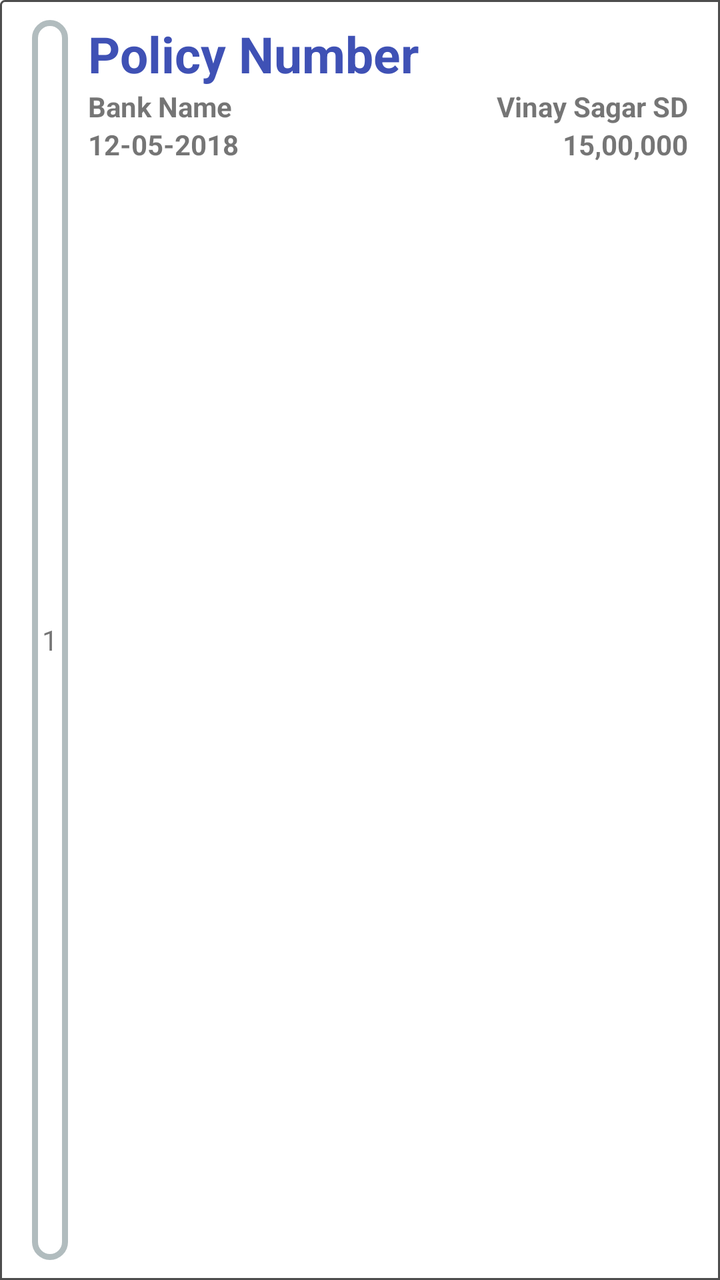
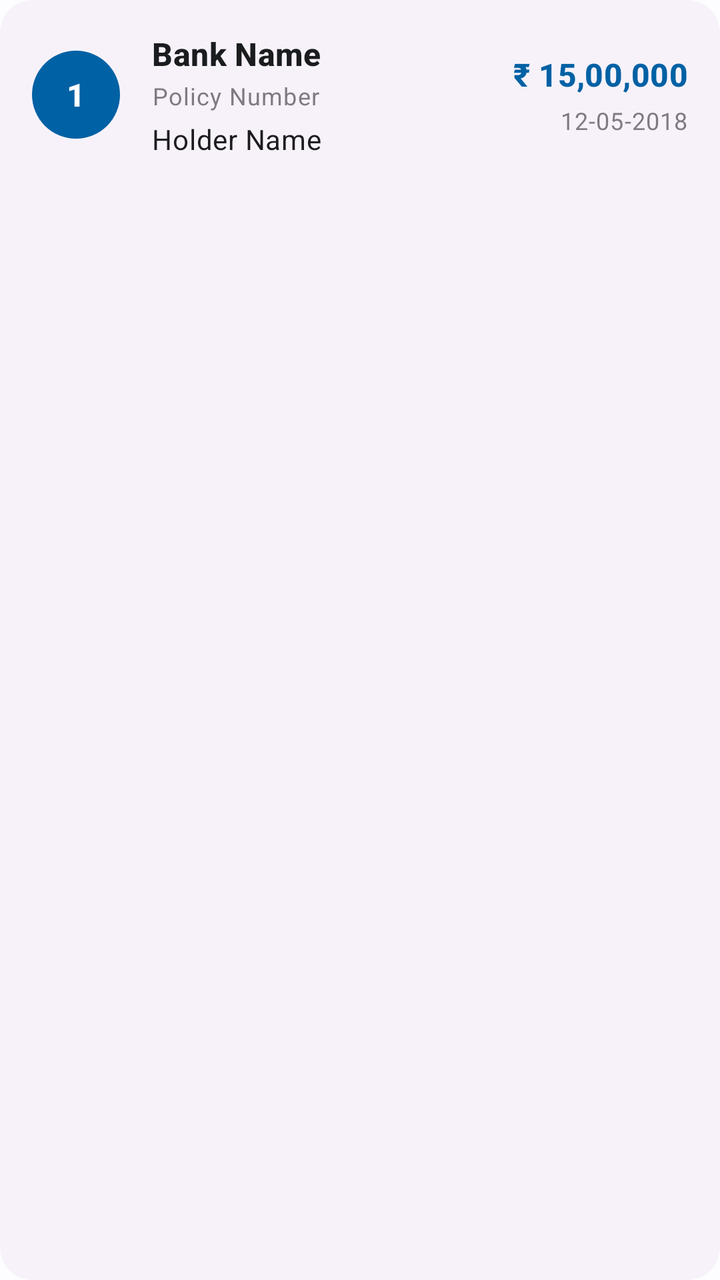

The first picture is an Android layout as it rendered before a commit; the second is the same layout after the commit. The layout source and the unified diff follow.
<!-- AndroidManifest.xml: application theme AppTheme -->
<!-- res/layout/policy_list_row.xml -->
<?xml version="1.0" encoding="utf-8"?>
<LinearLayout xmlns:android="http://schemas.android.com/apk/res/android"
    xmlns:app="http://schemas.android.com/apk/res-auto"
    android:layout_width="wrap_content"
    android:layout_height="wrap_content"
    android:layout_marginBottom="1dp"
    android:background="@drawable/my_custom_background"
    android:clickable="true"
    android:focusable="true"
    android:orientation="horizontal"
    android:paddingBottom="@dimen/row_padding_vertical"
    android:paddingLeft="@dimen/activity_horizontal_margin"
    android:paddingRight="@dimen/activity_horizontal_margin"
    android:paddingTop="@dimen/row_padding_vertical">


    <RelativeLayout
        android:id="@+id/imageView4"
        android:layout_width="wrap_content"
        android:layout_height="match_parent"
        android:background="@drawable/bg"
        android:padding="5dp">

        <TextView
            android:id="@+id/counter"
            android:layout_width="wrap_content"
            android:layout_height="wrap_content"
            android:layout_alignParentStart="true"
            android:layout_centerVertical="true"
            android:text="1" />

    </RelativeLayout>


    <RelativeLayout
        android:layout_width="wrap_content"
        android:layout_height="wrap_content"
        android:layout_alignParentEnd="true"
        android:layout_alignParentTop="true"
        android:layout_marginLeft="10dp">

        <TextView
            android:id="@+id/bank"
            android:layout_width="wrap_content"
            android:layout_height="wrap_content"
            android:layout_below="@+id/policyNumber"
            android:text="Bank Name"
            android:textStyle="bold" />

        <TextView
            android:id="@+id/policyNumber"
            android:layout_width="wrap_content"
            android:layout_height="wrap_content"
            android:layout_alignParentStart="true"
            android:layout_alignParentTop="true"
            android:textColor="@color/colorPrimary"
            android:text="Policy Number"
            android:textSize="25dp"
            android:textStyle="bold" />

        <TextView
            android:id="@+id/amount"
            android:layout_width="wrap_content"
            android:layout_height="wrap_content"
            android:layout_alignParentEnd="true"
            android:layout_below="@+id/bank"
            android:text="15,00,000"
            android:textStyle="bold" />

        <TextView
            android:id="@+id/date"
            android:layout_width="wrap_content"
            android:layout_height="wrap_content"
            android:layout_alignStart="@+id/bank"
            android:layout_below="@+id/bank"
            android:text="12-05-2018"
            android:textStyle="bold" />

        <TextView
            android:id="@+id/name"
            android:layout_width="wrap_content"
            android:layout_height="wrap_content"
            android:layout_alignParentEnd="true"
            android:layout_alignTop="@+id/bank"
            android:text="Vinay Sagar SD"
            android:textStyle="bold" />

    </RelativeLayout>

</LinearLayout>
<!-- resources referenced by this layout -->
<resources>
  <color name="colorPrimary">#3F51B5</color>
  <dimen name="activity_horizontal_margin">16dp</dimen>
  <dimen name="row_padding_vertical">10dp</dimen>
  <!-- drawable bg (drawable) -->
  <?xml version="1.0" encoding="UTF-8"?>
  
  <shape xmlns:android="http://schemas.android.com/apk/res/android">
      <solid android:color="#4286f4"/>
      <stroke android:width="1dp" android:color="#4286f4" />
      <corners android:radius="1dp"/>
      <padding android:left="0dp" android:top="0dp" android:right="0dp" android:bottom="0dp" />
  </shape>
  <!-- drawable my_custom_background (drawable) -->
  <?xml version="1.0" encoding="utf-8"?>
  
  <shape xmlns:android="http://schemas.android.com/apk/res/android"
      android:shape="rectangle">
      <corners
          android:radius="2dp"
          android:topRightRadius="0dp"
          android:bottomRightRadius="0dp"
          android:bottomLeftRadius="0dp" />
      <stroke
          android:width="1dp"
          android:color="#4d4d4d" />
  </shape>
  <style name="AppTheme" parent="Theme.MaterialComponents.Light.DarkActionBar">
          <item name="colorPrimary">@color/colorPrimary</item>
          <item name="colorPrimaryVariant">@color/colorPrimaryDark</item>
          <item name="colorOnPrimary">@color/white</item>
          <item name="colorSecondary">@color/colorAccent</item>
          <item name="colorSecondaryVariant">@color/colorPrimaryDark</item>
          <item name="colorOnSecondary">@color/white</item>
          <item name="android:statusBarColor">@android:color/transparent</item>
          <item name="android:windowLightStatusBar">false</item>
      </style>
  <color name="colorPrimaryDark">#303F9F</color>
  <color name="white">#FFFFFFFF</color>
  <color name="colorAccent">#3F51B5</color>
</resources>

<!-- the commit's change to res/layout/policy_list_row.xml (unified diff, before → after) -->
@@ -1,90 +1,94 @@
 <?xml version="1.0" encoding="utf-8"?>
-<LinearLayout xmlns:android="http://schemas.android.com/apk/res/android"
+<com.google.android.material.card.MaterialCardView xmlns:android="http://schemas.android.com/apk/res/android"
     xmlns:app="http://schemas.android.com/apk/res-auto"
-    android:layout_width="wrap_content"
+    xmlns:tools="http://schemas.android.com/tools"
+    android:layout_width="match_parent"
     android:layout_height="wrap_content"
-    android:layout_marginBottom="1dp"
-    android:background="@drawable/my_custom_background"
+    android:layout_marginHorizontal="16dp"
+    android:layout_marginVertical="8dp"
+    app:cardCornerRadius="16dp"
+    app:cardElevation="0dp"
+    android:backgroundTint="?attr/colorSurfaceContainerLow"
     android:clickable="true"
-    android:focusable="true"
-    android:orientation="horizontal"
-    android:paddingBottom="@dimen/row_padding_vertical"
-    android:paddingLeft="@dimen/activity_horizontal_margin"
-    android:paddingRight="@dimen/activity_horizontal_margin"
-    android:paddingTop="@dimen/row_padding_vertical">
+    android:focusable="true">
 
-
-    <RelativeLayout
-        android:id="@+id/imageView4"
-        android:layout_width="wrap_content"
-        android:layout_height="match_parent"
-        android:background="@drawable/bg"
-        android:padding="5dp">
+    <LinearLayout
+        android:layout_width="match_parent"
+        android:layout_height="wrap_content"
+        android:orientation="horizontal"
+        android:padding="16dp"
+        android:gravity="center_vertical">
 
         <TextView
             android:id="@+id/counter"
+            android:layout_width="44dp"
+            android:layout_height="44dp"
+            android:background="@drawable/circle_background"
+            android:gravity="center"
+            android:text="1"
+            android:textColor="?attr/colorOnPrimary"
+            android:textStyle="bold"
+            android:textAppearance="@style/TextAppearance.Material3.TitleMedium" />
+
+        <LinearLayout
+            android:layout_width="0dp"
+            android:layout_height="wrap_content"
+            android:layout_weight="1"
+            android:orientation="vertical"
+            android:layout_marginStart="16dp">
+
+            <TextView
+                android:id="@+id/bank"
+                android:layout_width="wrap_content"
+                android:layout_height="wrap_content"
+                android:text="Bank Name"
+                android:textAppearance="@style/TextAppearance.Material3.TitleMedium"
+                android:textColor="?attr/colorOnSurface"
+                android:textStyle="bold" />
+
+            <TextView
+                android:id="@+id/policyNumber"
+                android:layout_width="wrap_content"
+                android:layout_height="wrap_content"
+                android:text="Policy Number"
+                android:textAppearance="@style/TextAppearance.Material3.BodySmall"
+                android:alpha="0.7"
+                android:layout_marginTop="2dp" />
+
+            <TextView
+                android:id="@+id/name"
+                android:layout_width="wrap_content"
+                android:layout_height="wrap_content"
+                android:text="Holder Name"
+                android:textAppearance="@style/TextAppearance.Material3.BodyMedium"
+                android:layout_marginTop="4dp" />
+        </LinearLayout>
+
+        <LinearLayout
             android:layout_width="wrap_content"
             android:layout_height="wrap_content"
-            android:layout_alignParentStart="true"
-            android:layout_centerVertical="true"
-            android:text="1" />
+            android:orientation="vertical"
+            android:gravity="end">
 
-    </RelativeLayout>
+            <TextView
+                android:id="@+id/amount"
+                android:layout_width="wrap_content"
+                android:layout_height="wrap_content"
+                android:text="₹ 15,00,000"
+                android:textAppearance="@style/TextAppearance.Material3.TitleMedium"
+                android:textStyle="bold"
+                android:textColor="?attr/colorPrimary" />
 
+            <TextView
+                android:id="@+id/date"
+                android:layout_width="wrap_content"
+                android:layout_height="wrap_content"
+                android:text="12-05-2018"
+                android:textAppearance="@style/TextAppearance.Material3.BodySmall"
+                android:alpha="0.7"
+                android:layout_marginTop="4dp" />
+        </LinearLayout>
 
-    <RelativeLayout
-        android:layout_width="wrap_content"
-        android:layout_height="wrap_content"
-        android:layout_alignParentEnd="true"
-        android:layout_alignParentTop="true"
-        android:layout_marginLeft="10dp">
+    </LinearLayout>
 
-        <TextView
-            android:id="@+id/bank"
-            android:layout_width="wrap_content"
-            android:layout_height="wrap_content"
-            android:layout_below="@+id/policyNumber"
-            android:text="Bank Name"
-            android:textStyle="bold" />
-
-        <TextView
-            android:id="@+id/policyNumber"
-            android:layout_width="wrap_content"
-            android:layout_height="wrap_content"
-            android:layout_alignParentStart="true"
-            android:layout_alignParentTop="true"
-            android:textColor="@color/colorPrimary"
-            android:text="Policy Number"
-            android:textSize="25dp"
-            android:textStyle="bold" />
-
-        <TextView
-            android:id="@+id/amount"
-            android:layout_width="wrap_content"
-            android:layout_height="wrap_content"
-            android:layout_alignParentEnd="true"
-            android:layout_below="@+id/bank"
-            android:text="15,00,000"
-            android:textStyle="bold" />
-
-        <TextView
-            android:id="@+id/date"
-            android:layout_width="wrap_content"
-            android:layout_height="wrap_content"
-            android:layout_alignStart="@+id/bank"
-            android:layout_below="@+id/bank"
-            android:text="12-05-2018"
-            android:textStyle="bold" />
-
-        <TextView
-            android:id="@+id/name"
-            android:layout_width="wrap_content"
-            android:layout_height="wrap_content"
-            android:layout_alignParentEnd="true"
-            android:layout_alignTop="@+id/bank"
-            android:text="Vinay Sagar SD"
-            android:textStyle="bold" />
-
-    </RelativeLayout>
-
-</LinearLayout>
+</com.google.android.material.card.MaterialCardView>
<!-- resource entries referenced after the edit -->
@@ -1,43 +1,68 @@
 <!-- resources referenced by this layout -->
 <resources>
-  <color name="colorPrimary">#3F51B5</color>
-  <dimen name="activity_horizontal_margin">16dp</dimen>
-  <dimen name="row_padding_vertical">10dp</dimen>
-  <!-- drawable bg (drawable) -->
-  <?xml version="1.0" encoding="UTF-8"?>
+  <!-- drawable circle_background (drawable) -->
+  <?xml version="1.0" encoding="utf-8"?>
+  <shape xmlns:android="http://schemas.android.com/apk/res/android"
+      android:shape="oval">
+      <solid android:color="?attr/colorPrimary" />
+  </shape>
+  <style name="AppTheme" parent="Theme.DBFinancials" />
+  <style name="Theme.DBFinancials" parent="Theme.Material3.DayNight.NoActionBar">
+          
+          <item name="colorPrimary">@color/primary</item>
+          <item name="colorOnPrimary">@color/onPrimary</item>
+          <item name="colorPrimaryContainer">@color/primaryContainer</item>
+          <item name="colorOnPrimaryContainer">@color/onPrimaryContainer</item>
   
-  <shape xmlns:android="http://schemas.android.com/apk/res/android">
-      <solid android:color="#4286f4"/>
-      <stroke android:width="1dp" android:color="#4286f4" />
-      <corners android:radius="1dp"/>
-      <padding android:left="0dp" android:top="0dp" android:right="0dp" android:bottom="0dp" />
-  </shape>
-  <!-- drawable my_custom_background (drawable) -->
-  <?xml version="1.0" encoding="utf-8"?>
+          
+          <item name="colorSecondary">@color/secondary</item>
+          <item name="colorOnSecondary">@color/onSecondary</item>
+          <item name="colorSecondaryContainer">@color/secondaryContainer</item>
+          <item name="colorOnSecondaryContainer">@color/onSecondaryContainer</item>
   
-  <shape xmlns:android="http://schemas.android.com/apk/res/android"
-      android:shape="rectangle">
-      <corners
-          android:radius="2dp"
-          android:topRightRadius="0dp"
-          android:bottomRightRadius="0dp"
-          android:bottomLeftRadius="0dp" />
-      <stroke
-          android:width="1dp"
-          android:color="#4d4d4d" />
-  </shape>
-  <style name="AppTheme" parent="Theme.MaterialComponents.Light.DarkActionBar">
-          <item name="colorPrimary">@color/colorPrimary</item>
-          <item name="colorPrimaryVariant">@color/colorPrimaryDark</item>
-          <item name="colorOnPrimary">@color/white</item>
-          <item name="colorSecondary">@color/colorAccent</item>
-          <item name="colorSecondaryVariant">@color/colorPrimaryDark</item>
-          <item name="colorOnSecondary">@color/white</item>
+          
+          <item name="colorTertiary">@color/tertiary</item>
+          <item name="colorOnTertiary">@color/onTertiary</item>
+          <item name="colorTertiaryContainer">@color/tertiaryContainer</item>
+          <item name="colorOnTertiaryContainer">@color/onTertiaryContainer</item>
+  
+          
           <item name="android:statusBarColor">@android:color/transparent</item>
-          <item name="android:windowLightStatusBar">false</item>
+          <item name="android:windowLightStatusBar">true</item>
+          <item name="android:navigationBarColor">@android:color/transparent</item>
+          <item name="android:windowTranslucentStatus">false</item>
+          <item name="android:windowDrawsSystemBarBackgrounds">true</item>
+  
+          
+          <item name="android:colorBackground">@color/background</item>
+          <item name="colorSurface">@color/surface</item>
+          <item name="colorOnSurface">@color/onSurface</item>
+          <item name="colorSurfaceVariant">@color/surfaceVariant</item>
+          <item name="colorOnSurfaceVariant">@color/onSurfaceVariant</item>
+          <item name="colorOutline">@color/outline</item>
+          <item name="colorOutlineVariant">@color/surfaceVariant</item>
+  
+          
+          <item name="materialCardViewStyle">@style/Widget.Material3.CardView.Elevated</item>
+          <item name="toolbarStyle">@style/Widget.Material3.Toolbar</item>
       </style>
-  <color name="colorPrimaryDark">#303F9F</color>
-  <color name="white">#FFFFFFFF</color>
-  <color name="colorAccent">#3F51B5</color>
+  <color name="primary">#0061A4</color>
+  <color name="onPrimary">#FFFFFF</color>
+  <color name="primaryContainer">#D1E4FF</color>
+  <color name="onPrimaryContainer">#001D36</color>
+  <color name="secondary">#535F70</color>
+  <color name="onSecondary">#FFFFFF</color>
+  <color name="secondaryContainer">#D7E3F7</color>
+  <color name="onSecondaryContainer">#101C2B</color>
+  <color name="tertiary">#6B5778</color>
+  <color name="onTertiary">#FFFFFF</color>
+  <color name="tertiaryContainer">#F2DAFF</color>
+  <color name="onTertiaryContainer">#251431</color>
+  <color name="background">#FDFCFF</color>
+  <color name="surface">#FDFCFF</color>
+  <color name="onSurface">#1A1C1E</color>
+  <color name="surfaceVariant">#DFE2EB</color>
+  <color name="onSurfaceVariant">#43474E</color>
+  <color name="outline">#73777F</color>
 </resources>
 
